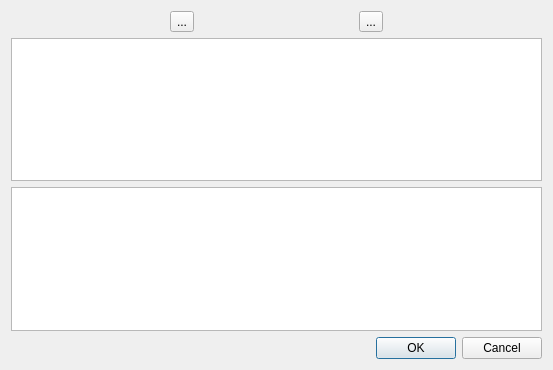
arcirk/LogEvent, file dialogsqlfilter.ui: the form before one commit.
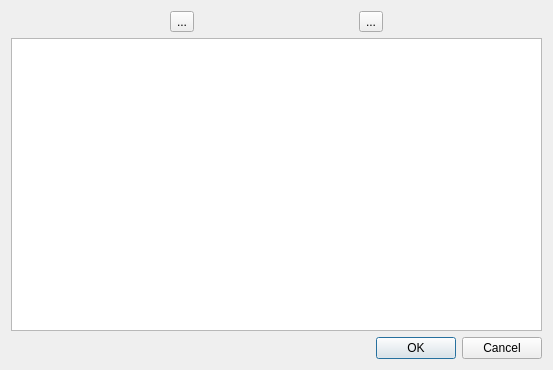
The form after the commit. Icons and pictures are not drawn.

Patch:
```diff
--- a/dialogsqlfilter.ui
+++ b/dialogsqlfilter.ui
@@ -53,9 +53,6 @@
      </item>
     </layout>
    </item>
-   <item row="2" column="0">
-    <widget class="QTableView" name="tableView"/>
-   </item>
   </layout>
  </widget>
  <resources>
```
Left out of the diff: 2 changed lines with no effect on the pictures.
